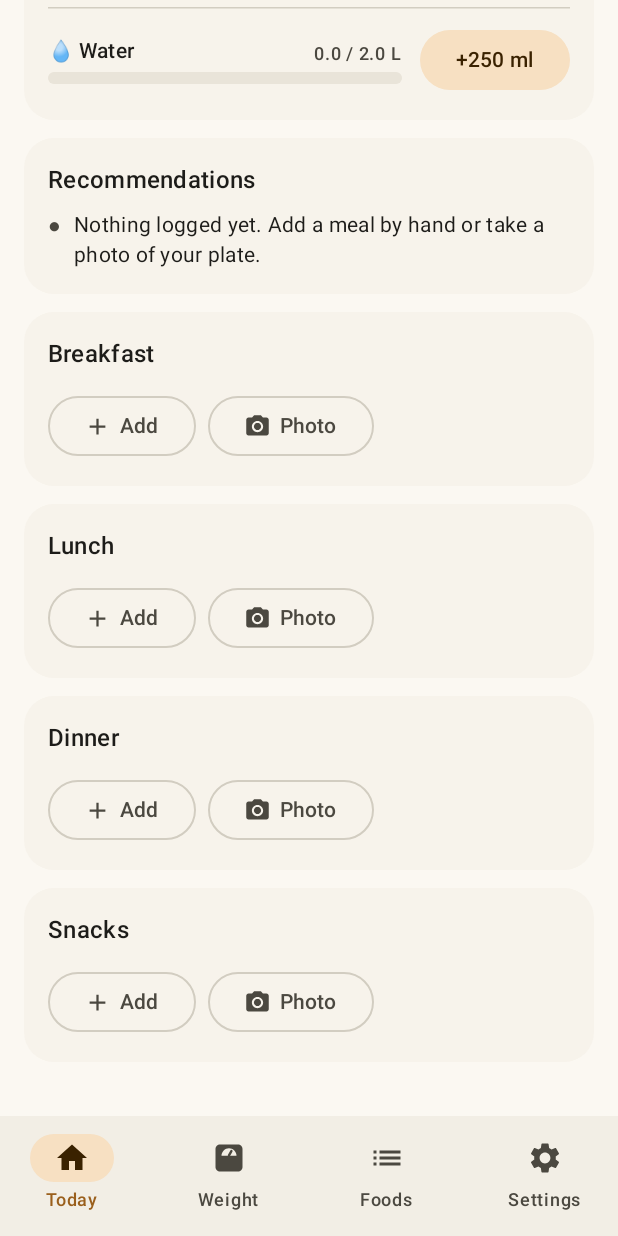
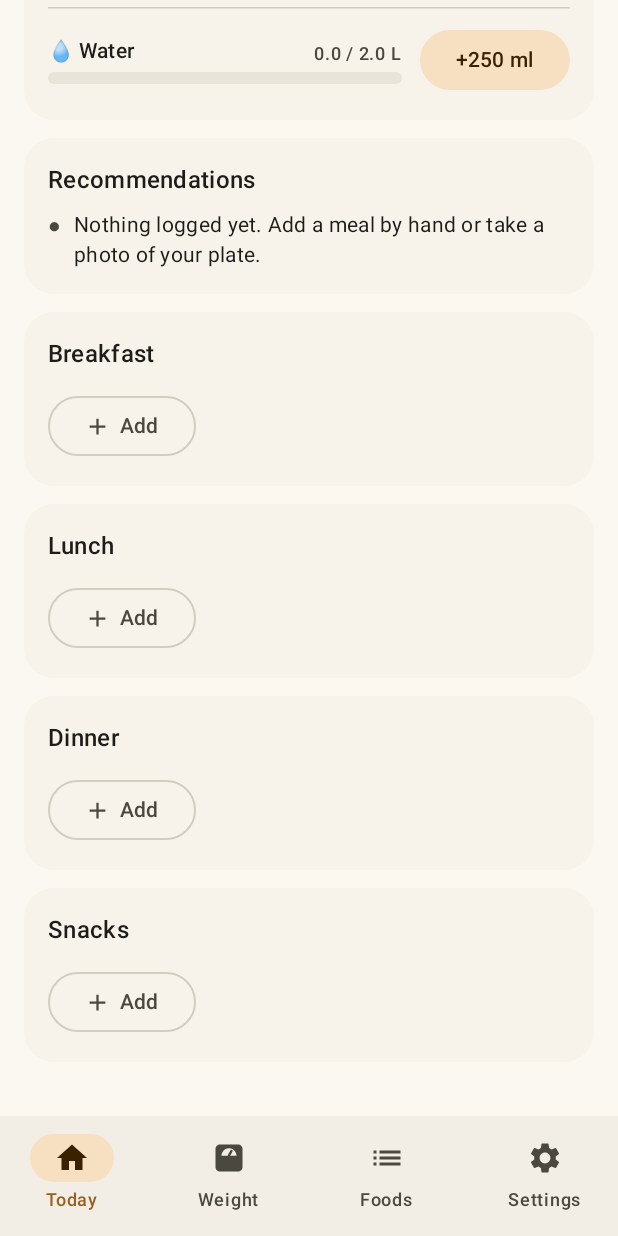
Before and after one commit to Marybezu/tarilka, an Android app built with Jetpack Compose: the screen it shows after launch (MainActivity), scrolled down 347 dp, on a phone screen of 412 x 824 dp. Run offline under Robolectric (Android 15) with nearby library versions, the phone set to English and light mode, and no system bars; our stand-ins replace Room's generated code; libraries missing offline, so code that uses them is left out: androidx.health.connect, com.google.ai.edge.

Commit message:
New knife-and-fork 'T' icon, theme choice with Material You, 'Options' tab, photo button only with a model
Co-Authored-By: Claude Opus 5.5 <noreply@anthropic.com>
Claude-Session: https://claude.ai/code/session_01Cf3janerimTcbrwGuzJrz5

```diff
--- a/app/src/main/java/ua/tarilka/TarilkaApp.kt
+++ b/app/src/main/java/ua/tarilka/TarilkaApp.kt
@@ -14,6 +14,17 @@ import ua.tarilka.data.FoodSeeder
 import ua.tarilka.data.Prefs
 import ua.tarilka.health.HealthSync
 import ua.tarilka.health.StepSensor
+
+/** Light / dark / system for the whole app, including system bars. */
+fun applyThemeMode(mode: Int) {
+    androidx.appcompat.app.AppCompatDelegate.setDefaultNightMode(
+        when (mode) {
+            1 -> androidx.appcompat.app.AppCompatDelegate.MODE_NIGHT_NO
+            2 -> androidx.appcompat.app.AppCompatDelegate.MODE_NIGHT_YES
+            else -> androidx.appcompat.app.AppCompatDelegate.MODE_NIGHT_FOLLOW_SYSTEM
+        },
+    )
+}
 
 class TarilkaApp : Application() {
     lateinit var db: AppDatabase
@@ -39,6 +50,7 @@ class TarilkaApp : Application() {
         super.onCreate()
         db = AppDatabase.create(this)
         prefs = Prefs(this)
+        applyThemeMode(prefs.themeMode)
         models = ModelStore(this)
         gemma = GemmaEngine(this, models)
         health = HealthSync(this)
--- a/app/src/main/java/ua/tarilka/data/Prefs.kt
+++ b/app/src/main/java/ua/tarilka/data/Prefs.kt
@@ -49,6 +49,19 @@ class Prefs(context: Context) {
         get() = sp.getLong("stepLast", -1)
         set(v) = sp.edit().putLong("stepLast", v).apply()
 
+    /** 0 = follow system, 1 = light, 2 = dark */
+    var themeMode: Int
+        get() = sp.getInt("themeMode", 0)
+        set(v) = sp.edit().putInt("themeMode", v).apply()
+
+    private val _dynamicColor = MutableStateFlow(sp.getBoolean("dynamicColor", false))
+    /** Material You: colors from the wallpaper. */
+    val dynamicColor: StateFlow<Boolean> = _dynamicColor.asStateFlow()
+    fun setDynamicColor(on: Boolean) {
+        sp.edit().putBoolean("dynamicColor", on).apply()
+        _dynamicColor.value = on
+    }
+
     private val _profile = MutableStateFlow(loadProfile())
     val profile: StateFlow<Profile> = _profile.asStateFlow()
 
--- a/app/src/main/java/ua/tarilka/ui/MainActivity.kt
+++ b/app/src/main/java/ua/tarilka/ui/MainActivity.kt
@@ -17,6 +17,7 @@ import androidx.compose.material3.NavigationBarItem
 import androidx.compose.material3.Scaffold
 import androidx.compose.material3.Text
 import androidx.compose.runtime.Composable
+import androidx.compose.runtime.collectAsState
 import androidx.compose.runtime.getValue
 import androidx.compose.runtime.mutableIntStateOf
 import androidx.compose.runtime.mutableStateListOf
@@ -34,7 +35,11 @@ class MainActivity : AppCompatActivity() {
     override fun onCreate(savedInstanceState: Bundle?) {
         enableEdgeToEdge()
         super.onCreate(savedInstanceState)
-        setContent { TarilkaTheme { AppRoot() } }
+        val prefs = (application as ua.tarilka.TarilkaApp).prefs
+        setContent {
+            val dynamic by prefs.dynamicColor.collectAsState()
+            TarilkaTheme(dynamicColor = dynamic) { AppRoot() }
+        }
     }
 }
 
@@ -121,7 +126,7 @@ private fun Tabs(vm: MainViewModel, ai: AiViewModel, tab: Int, onTab: (Int) -> U
                 NavigationBarItem(tab == 0, { onTab(0) }, { Icon(Icons.Filled.Home, null) }, label = { Text(stringResource(R.string.tab_today)) })
                 NavigationBarItem(tab == 1, { onTab(1) }, { Icon(painterResource(R.drawable.ic_scale), null) }, label = { Text(stringResource(R.string.tab_weight)) })
                 NavigationBarItem(tab == 2, { onTab(2) }, { Icon(Icons.AutoMirrored.Filled.List, null) }, label = { Text(stringResource(R.string.tab_foods)) })
-                NavigationBarItem(tab == 3, { onTab(3) }, { Icon(Icons.Filled.Settings, null) }, label = { Text(stringResource(R.string.tab_settings)) })
+                NavigationBarItem(tab == 3, { onTab(3) }, { Icon(Icons.Filled.Settings, null) }, label = { Text(stringResource(R.string.tab_options), maxLines = 1) })
             }
         },
     ) { pad ->
--- a/app/src/main/java/ua/tarilka/ui/MainViewModel.kt
+++ b/app/src/main/java/ua/tarilka/ui/MainViewModel.kt
@@ -203,4 +203,12 @@ class MainViewModel(app: Application) : AndroidViewModel(app) {
     fun deleteWeight(w: WeightEntry) = viewModelScope.launch { db.weights().delete(w) }
 
     fun saveProfile(p: Profile) = prefs.saveProfile(p)
+
+    val themeMode: Int get() = prefs.themeMode
+    val dynamicColor: StateFlow<Boolean> = prefs.dynamicColor
+    fun setThemeMode(mode: Int) {
+        prefs.themeMode = mode
+        ua.tarilka.applyThemeMode(mode)
+    }
+    fun setDynamicColor(on: Boolean) = prefs.setDynamicColor(on)
 }
--- a/app/src/main/java/ua/tarilka/ui/TodayScreen.kt
+++ b/app/src/main/java/ua/tarilka/ui/TodayScreen.kt
@@ -184,7 +184,7 @@ fun TodayScreen(
                 MealSection(
                     meal = meal,
                     entries = list,
-                    showPhoto = true,
+                    showPhoto = model is ModelStore.State.Ready,
                     onAdd = { onAdd(meal) },
                     onPhoto = { onPhoto(meal) },
                     onEntry = { editing = it },
--- a/app/src/main/java/ua/tarilka/ui/theme/Theme.kt
+++ b/app/src/main/java/ua/tarilka/ui/theme/Theme.kt
@@ -93,9 +93,18 @@ private val Type = Typography().run {
 val Numbers = TextStyle(fontFamily = FontFamily.Default, fontFeatureSettings = "tnum")
 
 @Composable
-fun TarilkaTheme(content: @Composable () -> Unit) {
+fun TarilkaTheme(dynamicColor: Boolean = false, content: @Composable () -> Unit) {
+    // AppCompat night mode (Light / Dark / System) is already applied to the configuration.
     val dark = isSystemInDarkTheme()
+    val context = androidx.compose.ui.platform.LocalContext.current
+    val scheme = when {
+        dynamicColor && android.os.Build.VERSION.SDK_INT >= 31 ->
+            if (dark) androidx.compose.material3.dynamicDarkColorScheme(context)
+            else androidx.compose.material3.dynamicLightColorScheme(context)
+        dark -> Dark
+        else -> Light
+    }
     androidx.compose.runtime.CompositionLocalProvider(LocalMacroColors provides if (dark) DarkMacros else LightMacros) {
-        MaterialTheme(colorScheme = if (dark) Dark else Light, typography = Type, content = content)
+        MaterialTheme(colorScheme = scheme, typography = Type, content = content)
     }
 }
--- a/app/src/main/res/values/colors.xml
+++ b/app/src/main/res/values/colors.xml
@@ -1,7 +1,6 @@
 <?xml version="1.0" encoding="utf-8"?>
 <resources>
     <color name="background">#FBF8F2</color>
-    <color name="icon_bg">#2F6B4F</color>
+    <color name="icon_bg">#1F4D3A</color>
     <color name="icon_plate">#FBF8F2</color>
-    <color name="icon_accent">#E8A33D</color>
 </resources>
```
Also changed, not shown: app/src/main/java/ua/tarilka/ui/SettingsScreen.kt (+19 -0 lines), app/src/main/res/drawable/ic_launcher_foreground.xml (+16 -19 lines), app/src/main/res/values/strings.xml (+7 -0 lines), 1 other file.
